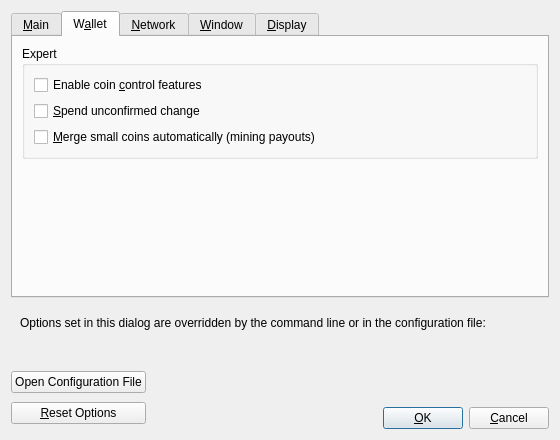
Qt form src/qt/forms/optionsdialog.ui (dobbscoin/dobbscoin-source) before a commit.
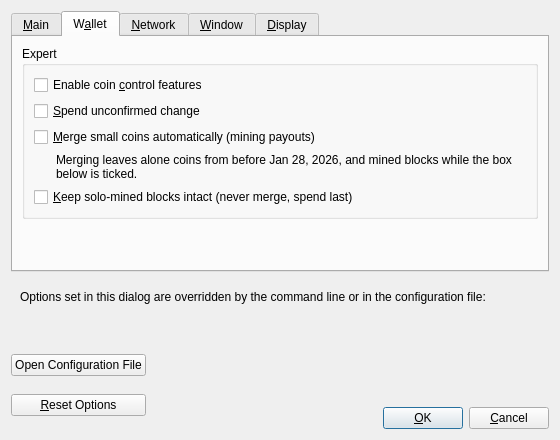
The same form after that commit. The open tabs and pages were chosen to show the change. Custom widgets are drawn as their Qt base class.

Commit message: wallet/qt: keep solo-mined blocks intact; merging leaves old coins their age

The edit to the form file:
```diff
--- a/src/qt/forms/optionsdialog.ui
+++ b/src/qt/forms/optionsdialog.ui
@@ -236,6 +236,32 @@
             </property>
            </widget>
           </item>
+          <item>
+           <widget class="QLabel" name="consolidateSkipsLabel">
+            <property name="toolTip">
+             <string>Moving a coin resets its age, and the (BOB) buyback pays more for older coins. Merging therefore never touches coins that confirmed before January 28, 2026.</string>
+            </property>
+            <property name="text">
+             <string>Merging leaves alone coins from before Jan 28, 2026, and mined blocks while the box below is ticked.</string>
+            </property>
+            <property name="wordWrap">
+             <bool>true</bool>
+            </property>
+            <property name="indent">
+             <number>22</number>
+            </property>
+           </widget>
+          </item>
+          <item>
+           <widget class="QCheckBox" name="keepMinedBlocks">
+            <property name="toolTip">
+             <string>A block you mined yourself is a coin nobody else has ever owned. Once it is spent or merged, that is gone for good. With this on, the wallet never merges your mined blocks and spends them only when your other coins can't cover a payment. Pool payouts are not affected.</string>
+            </property>
+            <property name="text">
+             <string>&amp;Keep solo-mined blocks intact (never merge, spend last)</string>
+            </property>
+           </widget>
+          </item>
          </layout>
         </widget>
        </item>
```
The commit also changes 15 other files.
